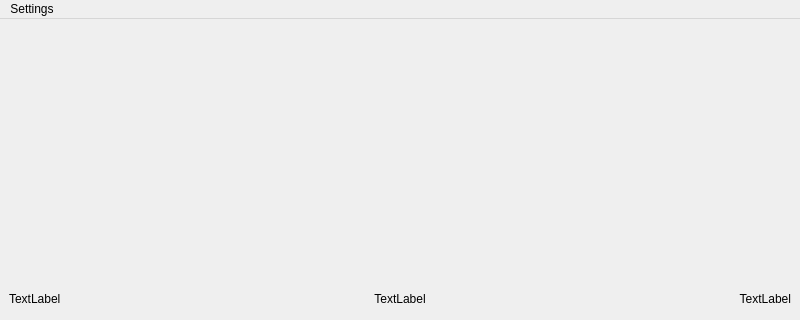
TanguyPiou/Stage, file Arene.ui: the form before one commit; both pictures show x 0 to 800 and y 0 to 320 of the 800 by 600 pixel window.
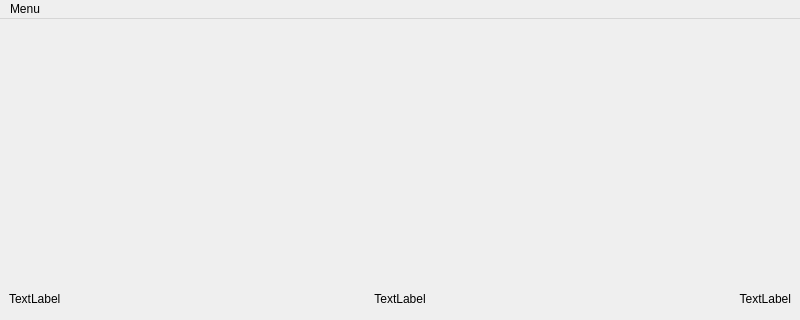
The form after the commit.

Commit message: Ajout shortcut + menu quitter

What changed in the file:
```diff
--- a/Arene.ui
+++ b/Arene.ui
@@ -65,13 +65,13 @@
      <height>23</height>
     </rect>
    </property>
-   <widget class="QMenu" name="menusettings">
+   <widget class="QMenu" name="Menu">
     <property name="title">
-     <string>Settings</string>
+     <string>Menu</string>
     </property>
     <addaction name="actionloadmap"/>
    </widget>
-   <addaction name="menusettings"/>
+   <addaction name="Menu"/>
   </widget>
   <widget class="QStatusBar" name="statusbar"/>
   <action name="actionloadmap">
```
Left out of the diff: 12 changed lines with no effect on the pictures. The commit also changes 5 other files.
